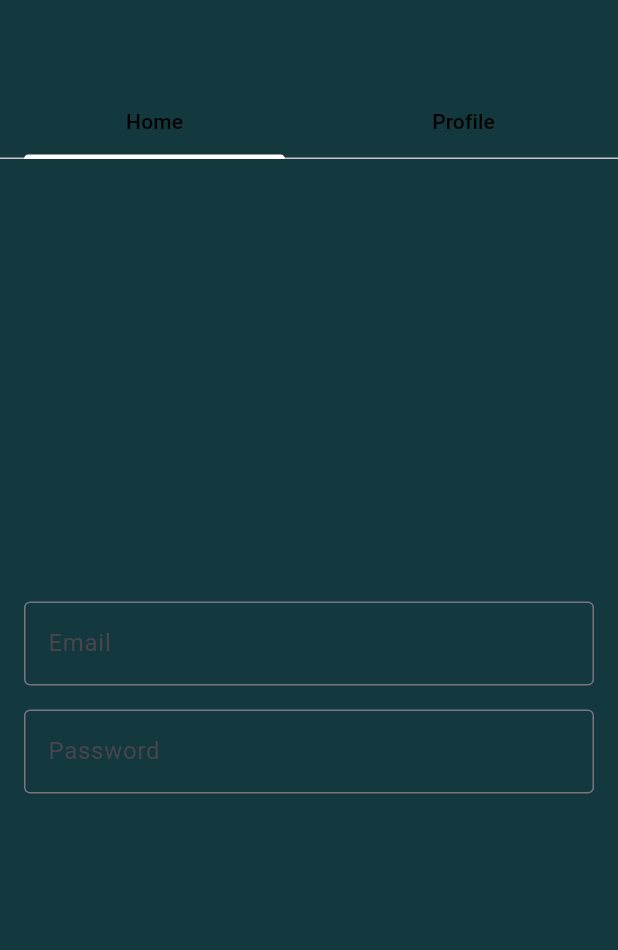
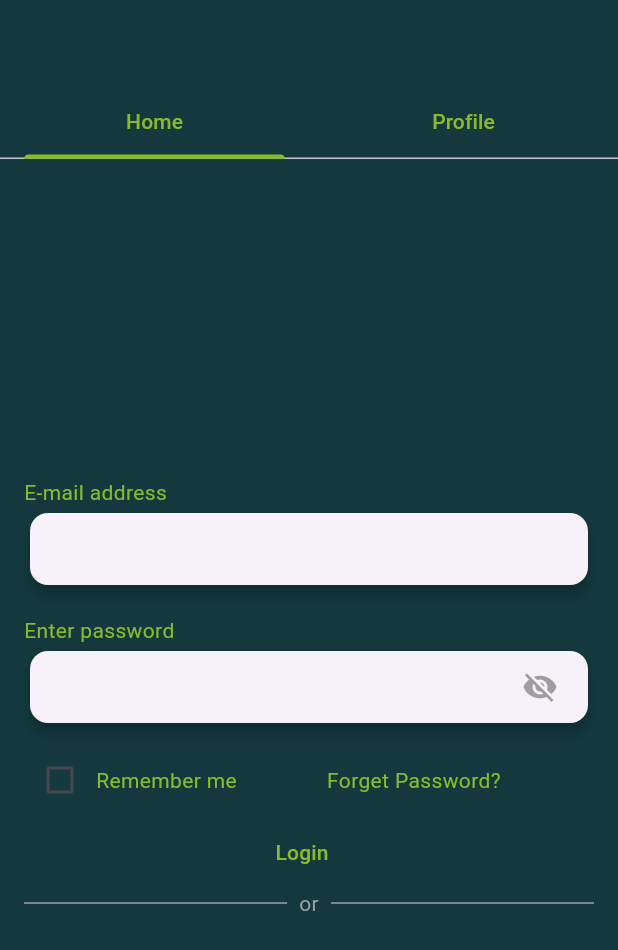
Before and after one commit to basitmurad/neutrotech, a Flutter app: the screen it shows after launch, on a phone screen of 412 x 824 dp. Shown: the top 950 px of the screen. Run offline on Flutter 3.47's test engine with Material 3 defaults, Android fonts, the phone set to English and light mode, and no system bars; our stand-ins replace get.

Commit message:
login screen done

```diff
--- a/lib/screens/authentication/AuthenticationScreen.dart
+++ b/lib/screens/authentication/AuthenticationScreen.dart
@@ -40,18 +40,18 @@ class _MyHomePageState extends State<AuthenticationScreen> with SingleTickerProv
                 child: Container(
                   width: MediaQuery.of(context).size.width * 0.5,
                   alignment: Alignment.center,
-                  child: Text('Home' ,style: TextStyle(color: Colors.black),),
+                  child: Text('Home' ,style: TextStyle(color: Color(0XFF89BA2D)),),
                 ),
               ),
               Tab(
                 child: Container(
                   width: MediaQuery.of(context).size.width * 0.5,
                   alignment: Alignment.center,
-                  child: Text('Profile' ,style: TextStyle(color: Colors.black),),
+                  child: Text('Profile' ,style: TextStyle(color: Color(0XFF89BA2D),),)
                 ),
               ),
             ],
-            indicatorColor: Colors.white,
+            indicatorColor: Color(0XFF89BA2D)
           ),
         ),
       ),
--- a/lib/screens/authentication/RegisterTab.dart
+++ b/lib/screens/authentication/RegisterTab.dart
@@ -1,28 +1,151 @@
 import 'package:flutter/material.dart';
+import 'package:neutrotech/screens/dashboard/DashboardScreen.dart';
 
-class RegisterTab extends StatelessWidget {
+class RegisterTab extends StatefulWidget {
+  @override
+  _RegisterTabState createState() => _RegisterTabState();
+}
+void navigateToSecondScreen(BuildContext context) {
+  Navigator.push(
+    context,
+    MaterialPageRoute(builder: (context) => DashboardScreen()),
+  );
+}
+
+class _RegisterTabState extends State<RegisterTab> {
+  bool _isPasswordVisible = false;
+  bool _rememberMe = false;
+
   @override
   Widget build(BuildContext context) {
     return Padding(
       padding: const EdgeInsets.all(16.0),
       child: Column(
         mainAxisAlignment: MainAxisAlignment.center,
+        crossAxisAlignment: CrossAxisAlignment.start,
         children: [
-          TextField(
-            decoration: InputDecoration(
-              labelText: 'Email',
-              border: OutlineInputBorder(),
+          const Text(
+            "E-mail address",
+            style: TextStyle(color: Color(0XFF89BA2D)),
+          ),
+          Card(
+            elevation: 4.0,
+            child: const Padding(
+              padding: EdgeInsets.symmetric(horizontal: 8.0),
+              child: TextField(
+                decoration: InputDecoration(
+                  border: InputBorder.none,
+                ),
+              ),
             ),
           ),
-          SizedBox(height: 16),
-          TextField(
-            decoration: InputDecoration(
-              labelText: 'Password',
-              border: OutlineInputBorder(),
+          const SizedBox(height: 16),
+          const Text(
+            "Enter password",
+            textAlign: TextAlign.start,
+            style: TextStyle(
+              color: Color(0XFF89BA2D),
             ),
-            obscureText: true,
           ),
-        ],
+          Card(
+            elevation: 4.0,
+            child: Padding(
+              padding: const EdgeInsets.symmetric(horizontal: 8.0),
+              child: TextField(
+                obscureText: !_isPasswordVisible,
+                decoration: InputDecoration(
+                  border: InputBorder.none,
+                  suffixIcon: IconButton(
+                    icon: Icon(
+                      _isPasswordVisible
+                          ? Icons.visibility
+                          : Icons.visibility_off,
+                      color: Colors.grey,
+                    ),
+                    onPressed: () {
+                      setState(() {
+                        _isPasswordVisible = !_isPasswordVisible;
+                      });
+                    },
+                  ),
+                ),
+              ),
+            ),
+          ),
+          SizedBox(
+            height: 10,
+          ),
+          Row(
+            children: [
+              Checkbox(
+                checkColor: Colors.yellow,
+                value: _isPasswordVisible,
+                onChanged: (bool? value) {
+
+                  setState(() {
+                    _rememberMe = value ?? false;
+                  });
+
+                },
+              ),
+              Text(
+                'Remember me',
+                style: TextStyle(
+                  color: Color(0XFF89BA2D),
+                ),
+              ),
+              SizedBox(
+                width: 60,
+              ),
+              Text(
+                "Forget Password?",
+                textAlign: TextAlign.end,
+                style: TextStyle(
+                  color: Color(0XFF89BA2D),
+                ),
+              ),
+            ],
+          ),
+
+
+          Container(
+
+            width: MediaQuery.of(context).size.width * 0.9,
+              child: TextButton(onPressed: (){
+                Navigator.pop(context);
+
+              }, child: Text("Login" ,textAlign: TextAlign.center, style: TextStyle(
+                color: Color(0XFF89BA2D),
+
+              ),) )) ,
+
+
+
+          Row(
+            children: [
+              Expanded(
+                child: Divider(
+                  color: Colors.grey,
+                  thickness: 1,
+                ),
+              ),
+              Padding(
+                padding: const EdgeInsets.symmetric(horizontal: 8.0),
+                child: Text(
+                  "or",
+                  style: TextStyle(
+                    color: Colors.grey,
+                  ),
+                ),
+              ),
+              Expanded(
+                child: Divider(
+                  color: Colors.grey,
+                  thickness: 1,
+                ),
+              ),
+            ],
+          ),        ],
       ),
     );
   }
--- /dev/null
+++ b/lib/screens/dashboard/DashboardScreen.dart
@@ -0,0 +1,15 @@
+import 'package:flutter/cupertino.dart';
+import 'package:flutter/material.dart';
+
+class DashboardScreen extends StatelessWidget {
+  const DashboardScreen({super.key});
+
+  @override
+  Widget build(BuildContext context) {
+    return Scaffold(
+      appBar: AppBar(
+        automaticallyImplyLeading: true,
+      ),
+    );
+  }
+}
```
